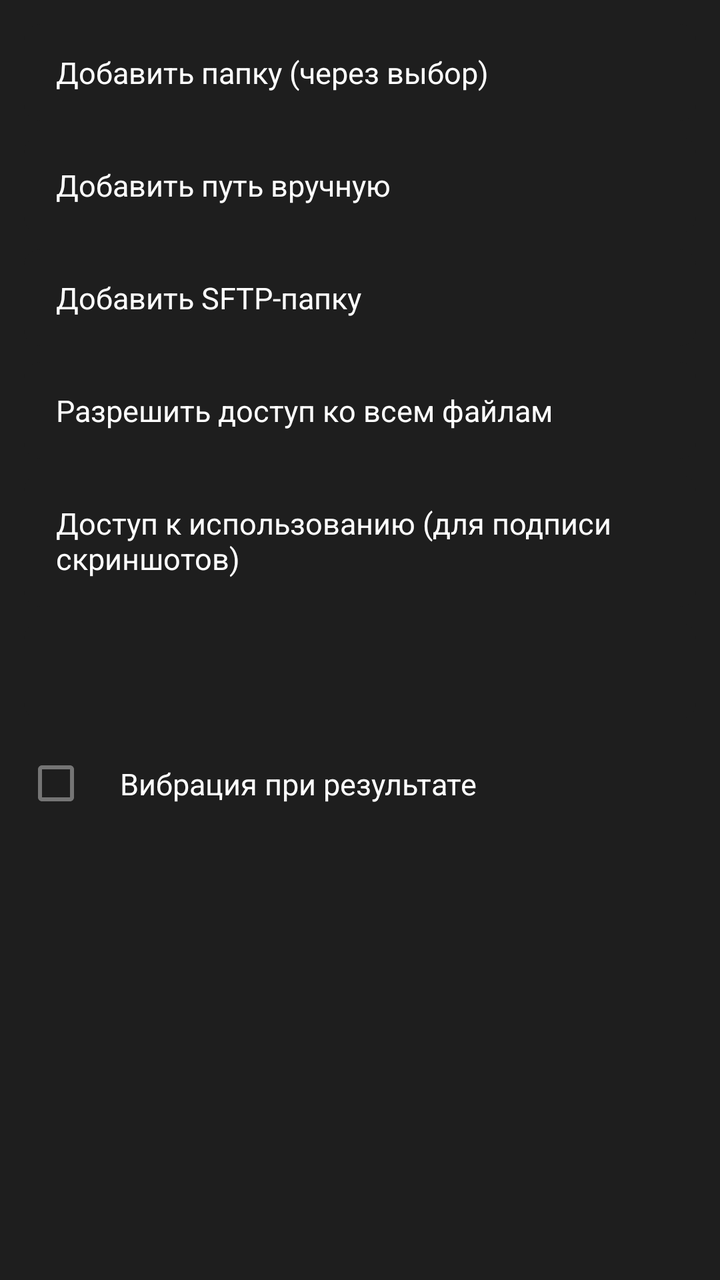
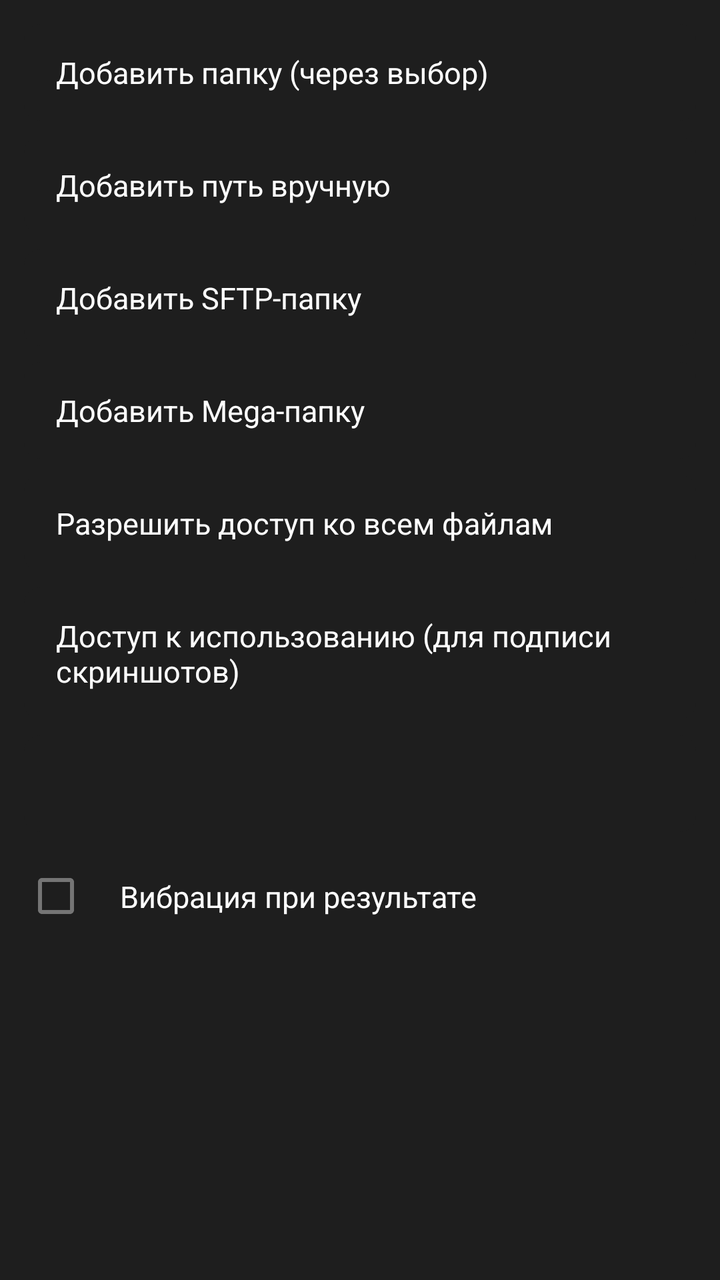

Before-and-after screenshots of an Android layout around one commit, followed by the original layout XML and the change that was made.
<!-- AndroidManifest.xml: application theme Theme.ShareCopy -->
<!-- res/layout/dialog_menu_actions.xml -->
<?xml version="1.0" encoding="utf-8"?>
<LinearLayout xmlns:android="http://schemas.android.com/apk/res/android"
    android:layout_width="300dp"
    android:layout_height="wrap_content"
    android:orientation="vertical"
    android:background="@color/surface"
    android:padding="8dp">

    <TextView
        android:id="@+id/menuItemAddSaf"
        android:layout_width="match_parent"
        android:layout_height="wrap_content"
        android:background="@drawable/focusable_row_bg"
        android:paddingHorizontal="16dp"
        android:paddingVertical="14dp"
        android:layout_margin="4dp"
        android:focusable="true"
        android:clickable="true"
        android:text="@string/btn_add_saf"
        android:textColor="@color/text_primary"
        android:textSize="15sp" />

    <TextView
        android:id="@+id/menuItemAddManual"
        android:layout_width="match_parent"
        android:layout_height="wrap_content"
        android:background="@drawable/focusable_row_bg"
        android:paddingHorizontal="16dp"
        android:paddingVertical="14dp"
        android:layout_margin="4dp"
        android:focusable="true"
        android:clickable="true"
        android:text="@string/btn_add_manual"
        android:textColor="@color/text_primary"
        android:textSize="15sp" />

    <TextView
        android:id="@+id/menuItemAddSftp"
        android:layout_width="match_parent"
        android:layout_height="wrap_content"
        android:background="@drawable/focusable_row_bg"
        android:paddingHorizontal="16dp"
        android:paddingVertical="14dp"
        android:layout_margin="4dp"
        android:focusable="true"
        android:clickable="true"
        android:text="@string/btn_add_sftp"
        android:textColor="@color/text_primary"
        android:textSize="15sp" />

    <TextView
        android:id="@+id/menuItemAllFilesAccess"
        android:layout_width="match_parent"
        android:layout_height="wrap_content"
        android:background="@drawable/focusable_row_bg"
        android:paddingHorizontal="16dp"
        android:paddingVertical="14dp"
        android:layout_margin="4dp"
        android:focusable="true"
        android:clickable="true"
        android:text="@string/btn_all_files_access"
        android:textColor="@color/text_primary"
        android:textSize="15sp" />

    <TextView
        android:id="@+id/menuItemUsageAccess"
        android:layout_width="match_parent"
        android:layout_height="wrap_content"
        android:background="@drawable/focusable_row_bg"
        android:paddingHorizontal="16dp"
        android:paddingVertical="14dp"
        android:layout_margin="4dp"
        android:focusable="true"
        android:clickable="true"
        android:text="@string/btn_usage_access"
        android:textColor="@color/text_primary"
        android:textSize="15sp" />

    <TextView
        android:id="@+id/menuItemPickFileManager"
        android:layout_width="match_parent"
        android:layout_height="wrap_content"
        android:background="@drawable/focusable_row_bg"
        android:paddingHorizontal="16dp"
        android:paddingVertical="14dp"
        android:layout_margin="4dp"
        android:focusable="true"
        android:clickable="true"
        android:textColor="@color/text_primary"
        android:textSize="15sp" />

    <CheckBox
        android:id="@+id/menuCheckVibration"
        android:layout_width="match_parent"
        android:layout_height="wrap_content"
        android:paddingHorizontal="16dp"
        android:paddingVertical="14dp"
        android:layout_margin="4dp"
        android:focusable="true"
        android:text="@string/menu_toggle_vibration"
        android:textColor="@color/text_primary"
        android:textSize="15sp" />

</LinearLayout>
<!-- resources referenced by this layout -->
<resources>
  <color name="surface">#1E1E1E</color>
  <color name="text_primary">#FFFFFF</color>
  <!-- drawable focusable_row_bg (drawable) -->
  <?xml version="1.0" encoding="utf-8"?>
  <selector xmlns:android="http://schemas.android.com/apk/res/android">
      <item android:state_focused="true">
          <shape android:shape="rectangle">
              <solid android:color="@color/focus_highlight" />
              <corners android:radius="8dp" />
          </shape>
      </item>
      <item android:state_pressed="true">
          <shape android:shape="rectangle">
              <solid android:color="@color/focus_highlight" />
              <corners android:radius="8dp" />
          </shape>
      </item>
      <item>
          <shape android:shape="rectangle">
              <solid android:color="@color/surface" />
              <corners android:radius="8dp" />
          </shape>
      </item>
  </selector>
  <string name="btn_add_manual">Добавить путь вручную</string>
  <string name="btn_add_saf">Добавить папку (через выбор)</string>
  <string name="btn_add_sftp">Добавить SFTP-папку</string>
  <string name="btn_all_files_access">Разрешить доступ ко всем файлам</string>
  <string name="btn_usage_access">Доступ к использованию (для подписи скриншотов)</string>
  <string name="menu_toggle_vibration">Вибрация при результате</string>
  <style name="Theme.ShareCopy" parent="Theme.MaterialComponents.DayNight.NoActionBar">
          <item name="colorPrimary">@color/accent</item>
          <item name="colorPrimaryDark">@color/bg</item>
          <item name="colorAccent">@color/accent</item>
          <item name="android:windowBackground">@color/bg</item>
      </style>
  <color name="focus_highlight">#2E7D32</color>
  <color name="accent">#4CAF50</color>
  <color name="bg">#121212</color>
</resources>

<!-- the commit's change to res/layout/dialog_menu_actions.xml (unified diff, before → after) -->
@@ -45,6 +45,20 @@
         android:focusable="true"
         android:clickable="true"
         android:text="@string/btn_add_sftp"
+        android:textColor="@color/text_primary"
+        android:textSize="15sp" />
+
+    <TextView
+        android:id="@+id/menuItemAddMega"
+        android:layout_width="match_parent"
+        android:layout_height="wrap_content"
+        android:background="@drawable/focusable_row_bg"
+        android:paddingHorizontal="16dp"
+        android:paddingVertical="14dp"
+        android:layout_margin="4dp"
+        android:focusable="true"
+        android:clickable="true"
+        android:text="@string/btn_add_mega"
         android:textColor="@color/text_primary"
         android:textSize="15sp" />
 
<!-- resource entries referenced after the edit -->
@@ -25,6 +25,7 @@
       </item>
   </selector>
   <string name="btn_add_manual">Добавить путь вручную</string>
+  <string name="btn_add_mega">Добавить Mega-папку</string>
   <string name="btn_add_saf">Добавить папку (через выбор)</string>
   <string name="btn_add_sftp">Добавить SFTP-папку</string>
   <string name="btn_all_files_access">Разрешить доступ ко всем файлам</string>
